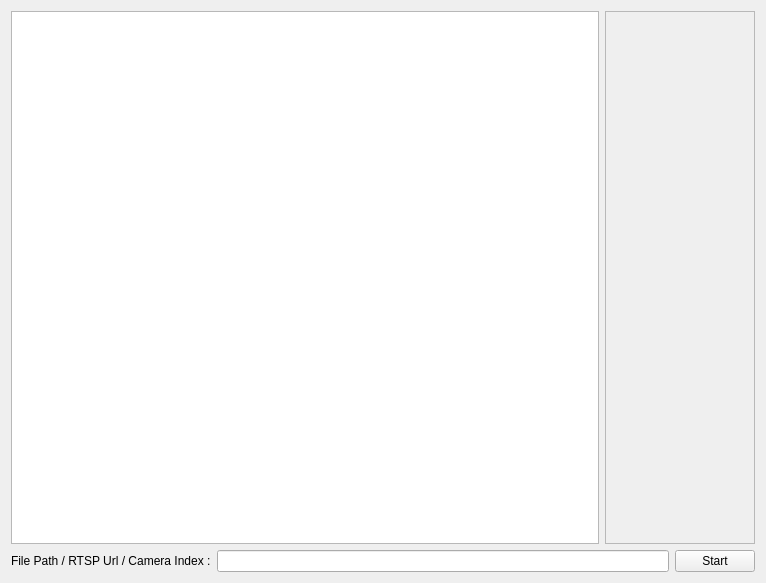
First picture: the form in src/qt/mainwindow.ui, repository UtkuBulkan/watch, before the edit.
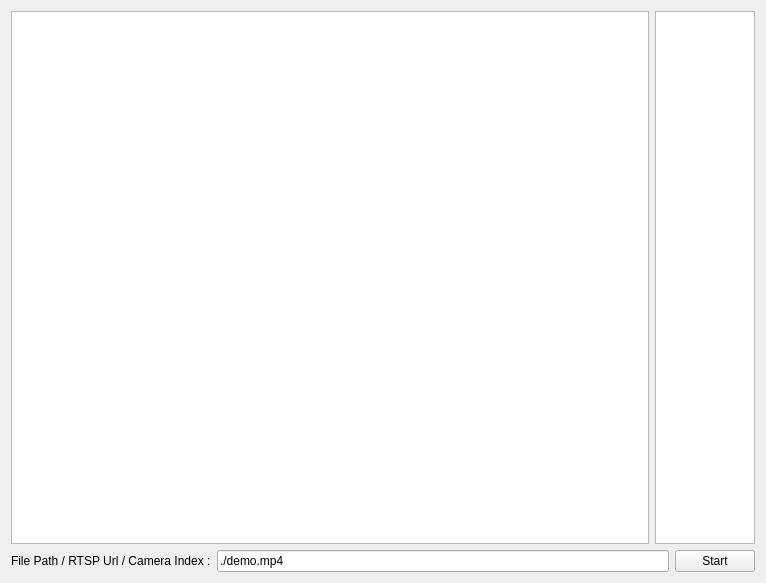
Second picture: the form after the edit.

Commit message: Removed scrollArea, now only listWidget remains to hold the images.

Diff of the .ui file:
```diff
--- a/src/qt/mainwindow.ui
+++ b/src/qt/mainwindow.ui
@@ -28,38 +28,34 @@
        </widget>
       </item>
       <item>
-       <widget class="QScrollArea" name="scrollArea">
+       <widget class="QListWidget" name="listWidget">
         <property name="enabled">
          <bool>true</bool>
         </property>
         <property name="sizePolicy">
-         <sizepolicy hsizetype="Maximum" vsizetype="Expanding">
-          <horstretch>15</horstretch>
+         <sizepolicy hsizetype="Expanding" vsizetype="Expanding">
+          <horstretch>0</horstretch>
           <verstretch>0</verstretch>
          </sizepolicy>
         </property>
         <property name="minimumSize">
          <size>
-          <width>150</width>
+          <width>100</width>
           <height>0</height>
          </size>
         </property>
-        <property name="horizontalScrollBarPolicy">
-         <enum>Qt::ScrollBarAlwaysOff</enum>
+        <property name="maximumSize">
+         <size>
+          <width>100</width>
+          <height>16777215</height>
+         </size>
         </property>
-        <property name="widgetResizable">
-         <bool>true</bool>
+        <property name="iconSize">
+         <size>
+          <width>100</width>
+          <height>100</height>
+         </size>
         </property>
-        <widget class="QWidget" name="scrollAreaWidgetContents">
-         <property name="geometry">
-          <rect>
-           <x>0</x>
-           <y>0</y>
-           <width>148</width>
-           <height>369</height>
-          </rect>
-         </property>
-        </widget>
        </widget>
       </item>
      </layout>
@@ -74,7 +70,11 @@
        </widget>
       </item>
       <item>
-       <widget class="QLineEdit" name="videoEdit"/>
+       <widget class="QLineEdit" name="videoEdit">
+        <property name="text">
+         <string>./demo.mp4</string>
+        </property>
+       </widget>
       </item>
       <item>
        <widget class="QPushButton" name="startBtn">
```
The commit also changes 1 other file.
